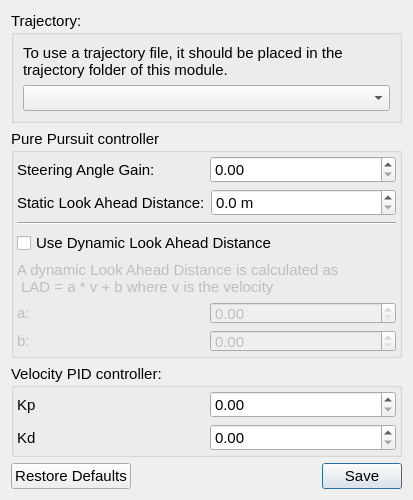
Qt form modules/npccontrollermanager/npc_controllers/ui/pure_pursuit_settings_ui.ui (tud-hri/joan) before a commit.
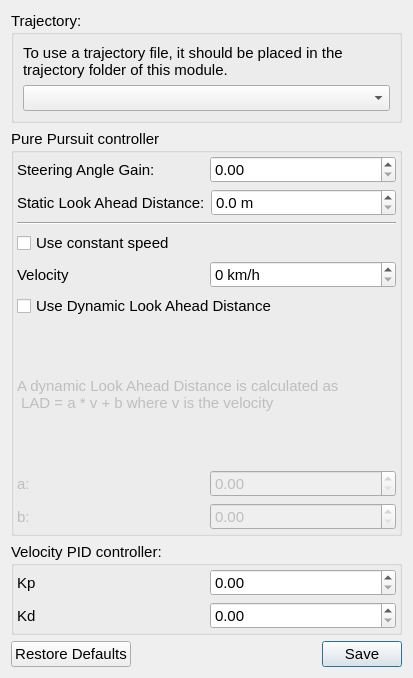
The same form after that commit.

```diff
--- a/modules/npccontrollermanager/npc_controllers/ui/pure_pursuit_settings_ui.ui
+++ b/modules/npccontrollermanager/npc_controllers/ui/pure_pursuit_settings_ui.ui
@@ -7,7 +7,7 @@
     <x>0</x>
     <y>0</y>
     <width>413</width>
-    <height>500</height>
+    <height>678</height>
    </rect>
   </property>
   <property name="windowTitle">
@@ -124,6 +124,40 @@
         </property>
        </widget>
       </item>
+      <item>
+       <widget class="QCheckBox" name="check_box_cruise_control">
+        <property name="text">
+         <string>Use constant speed</string>
+        </property>
+       </widget>
+      </item>
+      <item>
+       <layout class="QHBoxLayout" name="horizontalLayout_3">
+        <item>
+         <widget class="QLabel" name="label_5">
+          <property name="text">
+           <string>Velocity</string>
+          </property>
+         </widget>
+        </item>
+        <item>
+         <widget class="QDoubleSpinBox" name="spin_box_velocity">
+          <property name="suffix">
+           <string> km/h</string>
+          </property>
+          <property name="decimals">
+           <number>0</number>
+          </property>
+          <property name="maximum">
+           <double>100.000000000000000</double>
+          </property>
+          <property name="singleStep">
+           <double>1.000000000000000</double>
+          </property>
+         </widget>
+        </item>
+       </layout>
+      </item>
       <item>
        <widget class="QCheckBox" name="dynamicLADCheckBox">
         <property name="text">
```
